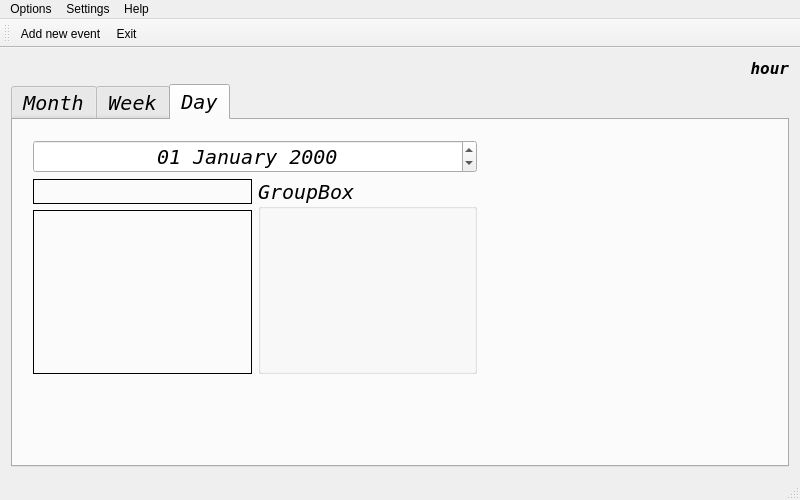
AdriannaUrbanska/CalendarApp, file mainwindow.ui: the form before one commit.
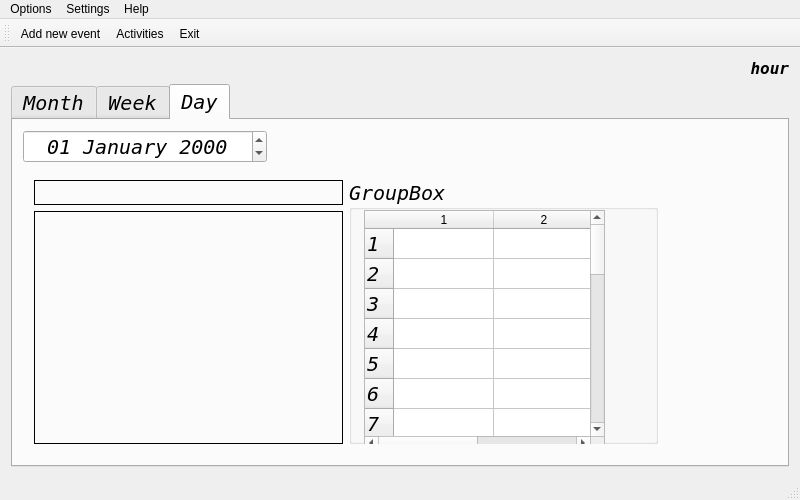
The form after the commit. The open tabs and pages were chosen to show the change. Icons and pictures are not drawn.

```diff
--- a/mainwindow.ui
+++ b/mainwindow.ui
@@ -532,18 +532,15 @@
        <attribute name="title">
         <string>Day</string>
        </attribute>
-       <widget class="QWidget" name="layoutWidget">
-        <property name="geometry">
-         <rect>
-          <x>9</x>
-          <y>9</y>
-          <width>466</width>
-          <height>256</height>
-         </rect>
-        </property>
-        <layout class="QVBoxLayout" name="verticalLayout_5">
-         <item>
           <widget class="QDateEdit" name="Date2">
+        <property name="geometry">
+         <rect>
+          <x>10</x>
+          <y>10</y>
+          <width>244</width>
+          <height>33</height>
+         </rect>
+        </property>
            <property name="wrapping">
             <bool>true</bool>
            </property>
@@ -560,8 +557,15 @@
             <string>dd MMMM yyyy</string>
            </property>
           </widget>
-         </item>
-         <item>
+       <widget class="QWidget" name="">
+        <property name="geometry">
+         <rect>
+          <x>10</x>
+          <y>49</y>
+          <width>646</width>
+          <height>286</height>
+         </rect>
+        </property>
           <layout class="QHBoxLayout" name="horizontalLayout_5">
            <item>
             <layout class="QVBoxLayout" name="verticalLayout">
@@ -633,12 +637,49 @@
              <property name="title">
               <string>GroupBox</string>
              </property>
-            </widget>
-           </item>
-          </layout>
-         </item>
-         <item>
-          <layout class="QHBoxLayout" name="horizontalLayout_4"/>
+           <widget class="QTableWidget" name="tableWidget">
+            <property name="geometry">
+             <rect>
+              <x>15</x>
+              <y>30</y>
+              <width>241</width>
+              <height>241</height>
+             </rect>
+            </property>
+            <property name="rowCount">
+             <number>24</number>
+            </property>
+            <property name="columnCount">
+             <number>2</number>
+            </property>
+            <row/>
+            <row/>
+            <row/>
+            <row/>
+            <row/>
+            <row/>
+            <row/>
+            <row/>
+            <row/>
+            <row/>
+            <row/>
+            <row/>
+            <row/>
+            <row/>
+            <row/>
+            <row/>
+            <row/>
+            <row/>
+            <row/>
+            <row/>
+            <row/>
+            <row/>
+            <row/>
+            <row/>
+            <column/>
+            <column/>
+           </widget>
+          </widget>
          </item>
         </layout>
        </widget>
@@ -692,6 +733,7 @@
     <bool>false</bool>
    </attribute>
    <addaction name="actionAdd_new_event"/>
+   <addaction name="actionActivities"/>
    <addaction name="actionExit"/>
   </widget>
   <widget class="QStatusBar" name="statusBar"/>
```
Left out of the diff: 2 changed lines with no effect on the pictures. Lines whose indentation alone changed are shown as unchanged.
